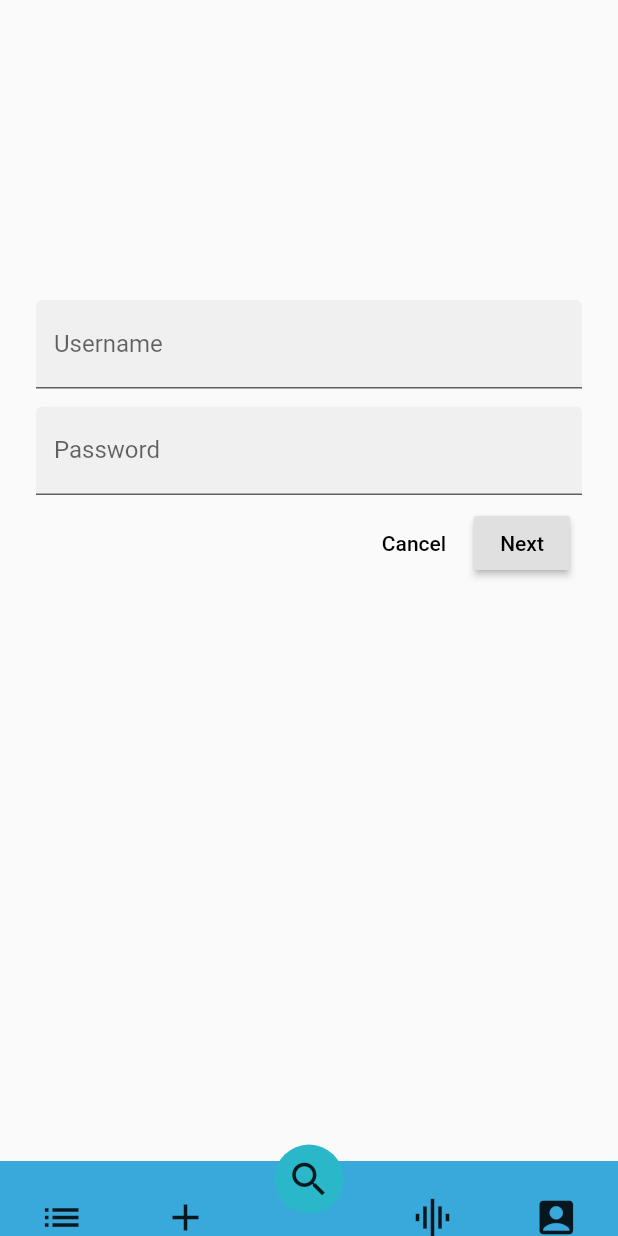
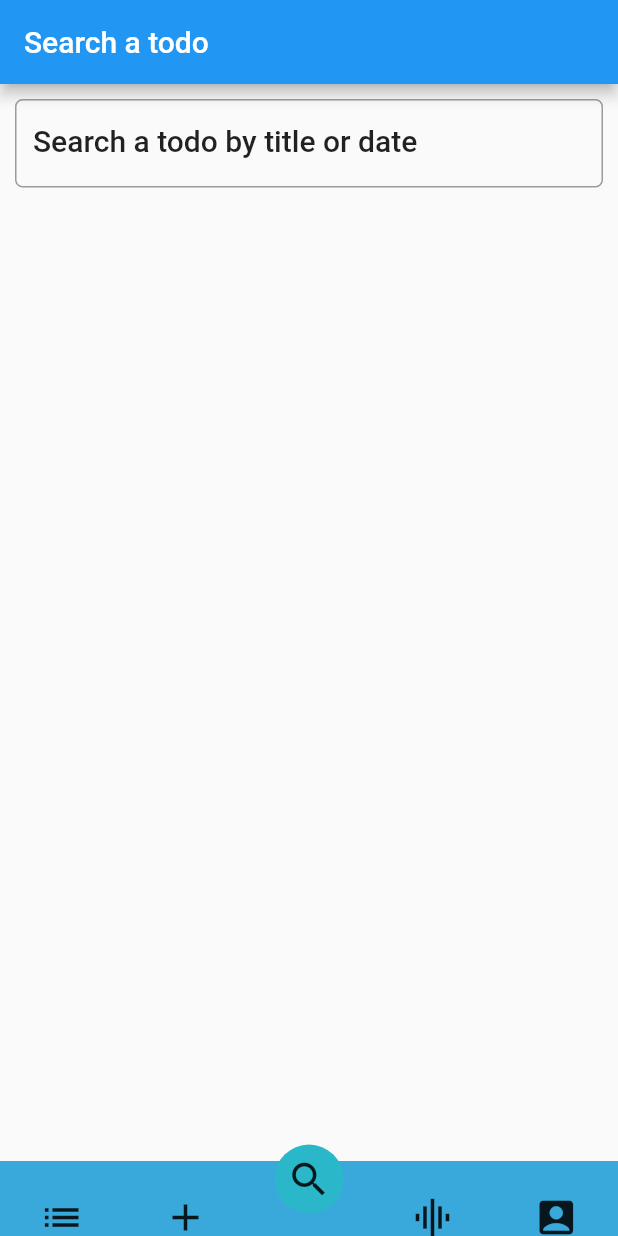
Before and after one commit to AitorSoto/Proyecto-Flutter-TodoList, a Flutter app: the screen it shows after launch, item 3 of the bottom bar chosen, on a phone screen of 412 x 824 dp. Run offline on Flutter 3.47's test engine with Material 2 defaults, Android fonts, the phone set to English and light mode, and no system bars; drawn by our look-alikes of curved_navigation_bar; our stand-ins replace flutter_datetime_picker, flutter_local_notifications, sqflite; missing offline and left inert: dart:ffi, giffy_dialog, search_app_bar, slide_popup_dialog; accounts and stored records are empty.

Commit message:
Añado la vista de busquedas de tareas

```diff
--- a/lib/Screens/searchpage.dart
+++ b/lib/Screens/searchpage.dart
@@ -1,3 +1,7 @@
+import 'dart:async';
+
+import 'package:TodosApp/Model/todo.dart';
+import 'package:TodosApp/Util/dbhelper.dart';
 import 'package:flutter/material.dart';
 
 class SearchPage extends StatefulWidget {
@@ -5,48 +9,124 @@ class SearchPage extends StatefulWidget {
   _SearchPageState createState() => _SearchPageState();
 }
 
+class Debouncer {
+  final int milliseconds;
+  VoidCallback action;
+  Timer _timer;
+
+  Debouncer({this.milliseconds});
+
+  run(VoidCallback action) {
+    if (null != _timer) {
+      _timer.cancel();
+    }
+    _timer = Timer(Duration(milliseconds: milliseconds), action);
+  }
+}
+
 class _SearchPageState extends State<SearchPage> {
+  final _debouncer = Debouncer(milliseconds: 500);
+  List<Todo> users = List();
+  List<Todo> filteredUsers = List();
+  DbHelper helper = DbHelper();
+
+  @override
+  void initState() {
+    super.initState();
+    {
+      setState(() {
+        users = getData();
+        filteredUsers = users;
+      });
+    }
+    ;
+  }
+
   @override
   Widget build(BuildContext context) {
+    return searchWindow();
+  }
+
+  List<Todo> getData() {
+    final dbFuture = helper.initializeDb();
+    List<Todo> todoList = List<Todo>();
+    dbFuture.then((result) {
+      final todosFuture = helper.getTodos();
+      todosFuture.then((result) {
+        int count = result.length;
+        for (int i = 0; i < count; i++) {
+          todoList.add(Todo.fromObject(result[i]));
+        }
+        setState(() {
+          users = todoList;
+          count = count;
+        });
+      });
+    });
+    return todoList;
+  }
+
+  Scaffold searchWindow() {
+    TextStyle textStyleTitle = Theme.of(context).textTheme.title;
+    TextStyle textStyleDescription = Theme.of(context).textTheme.caption;
+
     return Scaffold(
-      body: SafeArea(
-        child: ListView(
-          padding: EdgeInsets.symmetric(horizontal: 24.0),
-          children: <Widget>[
-            SizedBox(height: 80.0),
-
-            //*Username starts here
-            SizedBox(height: 120.0),
-            TextField(
-              decoration: InputDecoration(
-                labelText: 'Username',
-                filled: true,
-              ),
+      appBar: AppBar(
+        title: Text("Search a todo"),
+      ),
+      body: Column(
+        children: <Widget>[
+          Padding(
+              padding: EdgeInsets.all(10.0),
+              child: TextField(
+                decoration: InputDecoration(
+                    labelText: "Search a todo by title or date",
+                    labelStyle: textStyleTitle,
+                    border: OutlineInputBorder(
+                        borderRadius: BorderRadius.circular(5.0))),
+                onChanged: (string) {
+                  _debouncer.run(() {
+                    setState(() {
+                      filteredUsers = users
+                          .where((u) => (u.title
+                                  .toLowerCase()
+                                  .contains(string.toLowerCase()) ||
+                              u.date
+                                  .toLowerCase()
+                                  .contains(string.toLowerCase())))
+                          .toList();
+                    });
+                  });
+                },
+              )),
+          Expanded(
+            child: ListView.builder(
+              padding: EdgeInsets.all(10.0),
+              itemCount: filteredUsers.length,
+              itemBuilder: (BuildContext context, int index) {
+                return Card(
+                  child: Padding(
+                    padding: EdgeInsets.all(10.0),
+                    child: Column(
+                      mainAxisAlignment: MainAxisAlignment.start,
+                      crossAxisAlignment: CrossAxisAlignment.start,
+                      children: <Widget>[
+                        Text(filteredUsers[index].title, style: textStyleTitle),
+                        SizedBox(
+                          height: 5.0,
+                        ),
+                        Text(
+                          filteredUsers[index].date.toLowerCase(),
+                          style: textStyleDescription,
+                        ),
+                      ],
+                    ),
+                  ),
+                );
+              },
             ),
-
-            //*Password starts here
-            SizedBox(height: 12.0),
-            TextField(
-              decoration: InputDecoration(
-                labelText: 'Password',
-                filled: true,
-              ),
-              obscureText: true,
-            ),
-            ButtonBar(
-              children: <Widget>[
-                FlatButton(
-                  child: Text('Cancel'),
-                  onPressed: () {},
-                ),
-                RaisedButton(
-                  child: Text('Next'),
-                  onPressed: () {},
-                )
-              ],
-            )
-          ],
-        ),
+          ),
+        ],
       ),
     );
   }
--- a/lib/Util/dbhelper.dart
+++ b/lib/Util/dbhelper.dart
@@ -29,6 +29,7 @@ class DbHelper {
   Future<Database> initializeDb() async {
     Directory dir = await getApplicationDocumentsDirectory();
     String path = dir.path + "todos.db";
+    print(path);
     var dbTodos = await openDatabase(path, version: 1, onCreate: _createDb);
     return dbTodos;
   }
```
